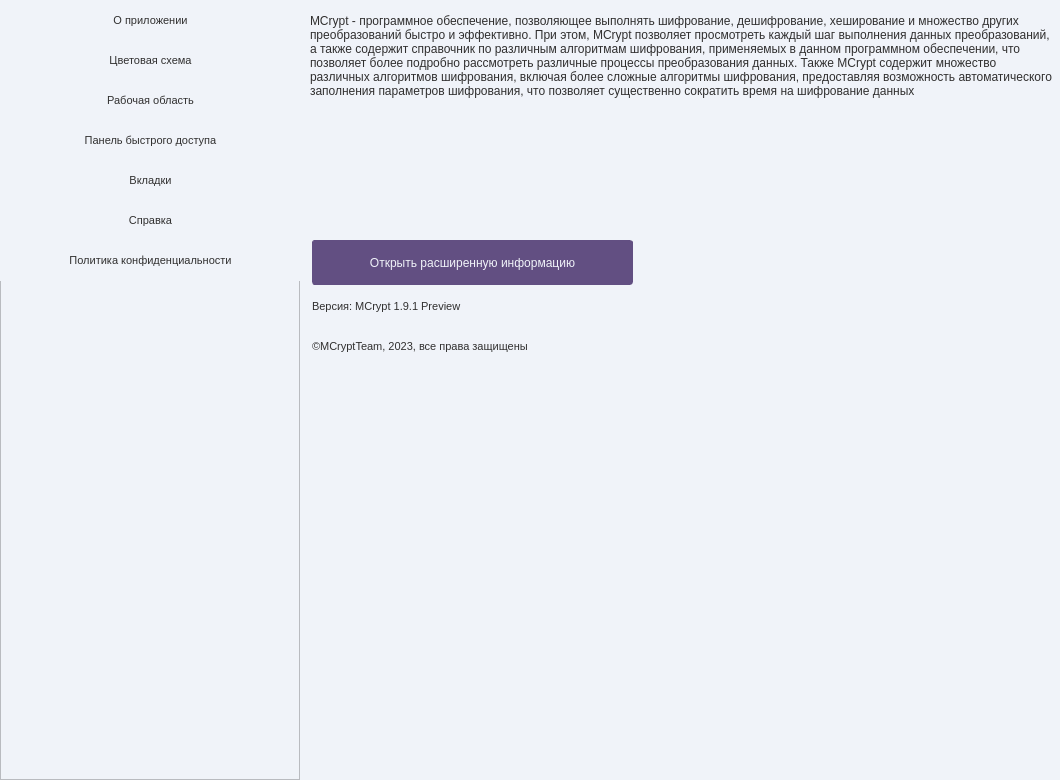
The window that views/templates/settings_win_light.ui (Aiow-dev/MCryptApp) describes before a commit, drawn with Qt 5.
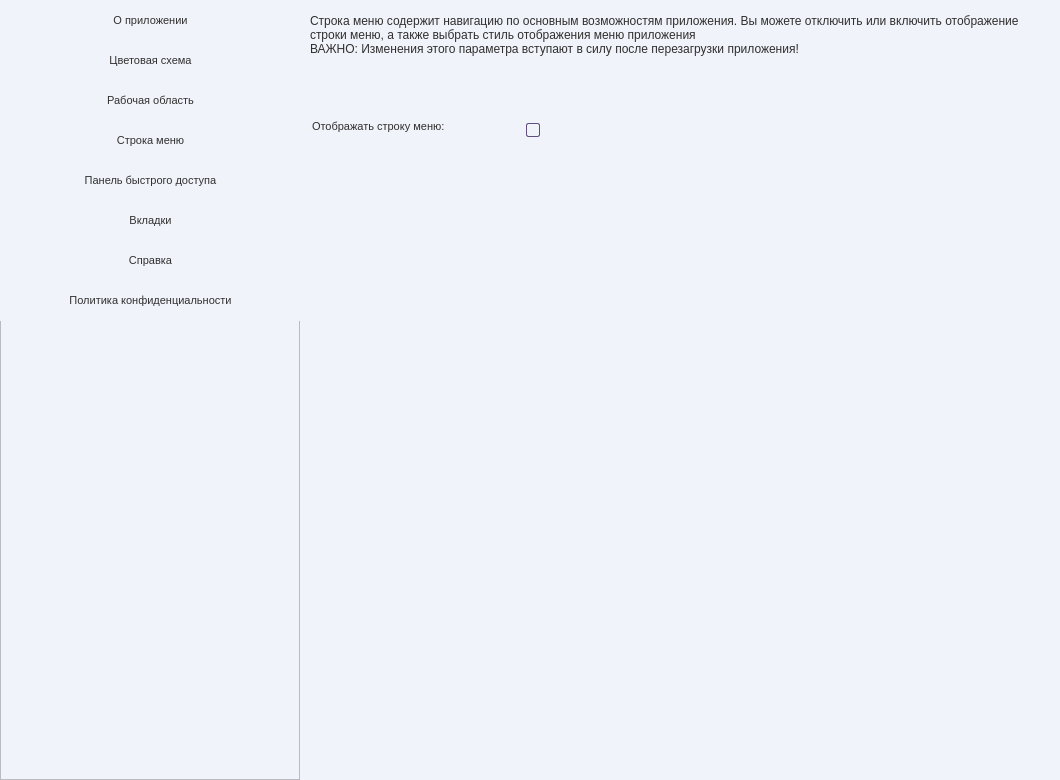
The same window after the commit. The open tabs and pages were chosen to show the change.

Commit message: add menu line section in settings

```diff
--- a/views/templates/settings_win_light.ui
+++ b/views/templates/settings_win_light.ui
@@ -114,7 +114,7 @@
       <property name="geometry">
        <rect>
         <x>0</x>
-        <y>240</y>
+        <y>280</y>
         <width>301</width>
         <height>41</height>
        </rect>
@@ -174,7 +174,7 @@
       <property name="geometry">
        <rect>
         <x>0</x>
-        <y>120</y>
+        <y>160</y>
         <width>301</width>
         <height>41</height>
        </rect>
@@ -204,7 +204,7 @@
       <property name="geometry">
        <rect>
         <x>0</x>
-        <y>200</y>
+        <y>240</y>
         <width>301</width>
         <height>41</height>
        </rect>
@@ -234,7 +234,7 @@
       <property name="geometry">
        <rect>
         <x>0</x>
-        <y>160</y>
+        <y>200</y>
         <width>301</width>
         <height>41</height>
        </rect>
@@ -260,6 +260,36 @@
        <string>Вкладки</string>
       </property>
      </widget>
+     <widget class="QPushButton" name="btn_line_menu">
+      <property name="geometry">
+       <rect>
+        <x>0</x>
+        <y>120</y>
+        <width>301</width>
+        <height>41</height>
+       </rect>
+      </property>
+      <property name="font">
+       <font>
+        <pointsize>8</pointsize>
+       </font>
+      </property>
+      <property name="styleSheet">
+       <string notr="true">QPushButton {
+	background-color: rgb(240, 243, 249);
+	color: rgb(48, 47, 47);
+	border: 0px;
+}
+
+QPushButton:hover {
+	background-color: rgb(159, 115, 171);
+	color: rgb(240, 243, 249);
+}</string>
+      </property>
+      <property name="text">
+       <string>Строка меню</string>
+      </property>
+     </widget>
     </widget>
    </item>
    <item>
@@ -1378,6 +1408,96 @@
        </property>
       </widget>
      </widget>
+     <widget class="QWidget" name="page">
+      <widget class="QPlainTextEdit" name="plainTextEdit_8">
+       <property name="geometry">
+        <rect>
+         <x>0</x>
+         <y>10</y>
+         <width>751</width>
+         <height>91</height>
+        </rect>
+       </property>
+       <property name="styleSheet">
+        <string notr="true">QPlainTextEdit {
+	border: none;
+	color: rgb(48, 47, 47);
+}</string>
+       </property>
+       <property name="readOnly">
+        <bool>true</bool>
+       </property>
+       <property name="plainText">
+        <string>Строка меню содержит навигацию по основным возможностям приложения. Вы можете отключить или включить отображение строки меню, а также выбрать стиль отображения меню приложения
+ВАЖНО: Изменения этого параметра вступают в силу после перезагрузки приложения!</string>
+       </property>
+      </widget>
+      <widget class="QLabel" name="label_7">
+       <property name="geometry">
+        <rect>
+         <x>6</x>
+         <y>120</y>
+         <width>211</width>
+         <height>31</height>
+        </rect>
+       </property>
+       <property name="font">
+        <font>
+         <pointsize>8</pointsize>
+        </font>
+       </property>
+       <property name="styleSheet">
+        <string notr="true">QLabel {
+	color: rgb(48, 47, 47);
+}</string>
+       </property>
+       <property name="text">
+        <string>Отображать строку меню:</string>
+       </property>
+       <property name="alignment">
+        <set>Qt::AlignLeading|Qt::AlignLeft|Qt::AlignTop</set>
+       </property>
+       <property name="wordWrap">
+        <bool>true</bool>
+       </property>
+      </widget>
+      <widget class="QCheckBox" name="menu_line_chk">
+       <property name="geometry">
+        <rect>
+         <x>220</x>
+         <y>108</y>
+         <width>171</width>
+         <height>45</height>
+        </rect>
+       </property>
+       <property name="minimumSize">
+        <size>
+         <width>0</width>
+         <height>45</height>
+        </size>
+       </property>
+       <property name="styleSheet">
+        <string notr="true">QCheckBox {
+	color: rgb(48, 47, 47);
+}
+
+QCheckBox::indicator:unchecked {
+	border: 1px solid rgb(98, 79, 130);
+	border-radius: 2px;
+	background-color: rgb(240, 243, 249);
+}
+
+QCheckBox::indicator:checked {
+	border: 1px solid rgb(159, 115, 171);
+	border-radius: 2px;
+	background-color: rgb(159, 115, 171);
+}</string>
+       </property>
+       <property name="text">
+        <string/>
+       </property>
+      </widget>
+     </widget>
      <widget class="QWidget" name="qiuck_panel_page">
       <widget class="QPlainTextEdit" name="plainTextEdit_5">
        <property name="geometry">
```
The commit also changes 13 other files.
